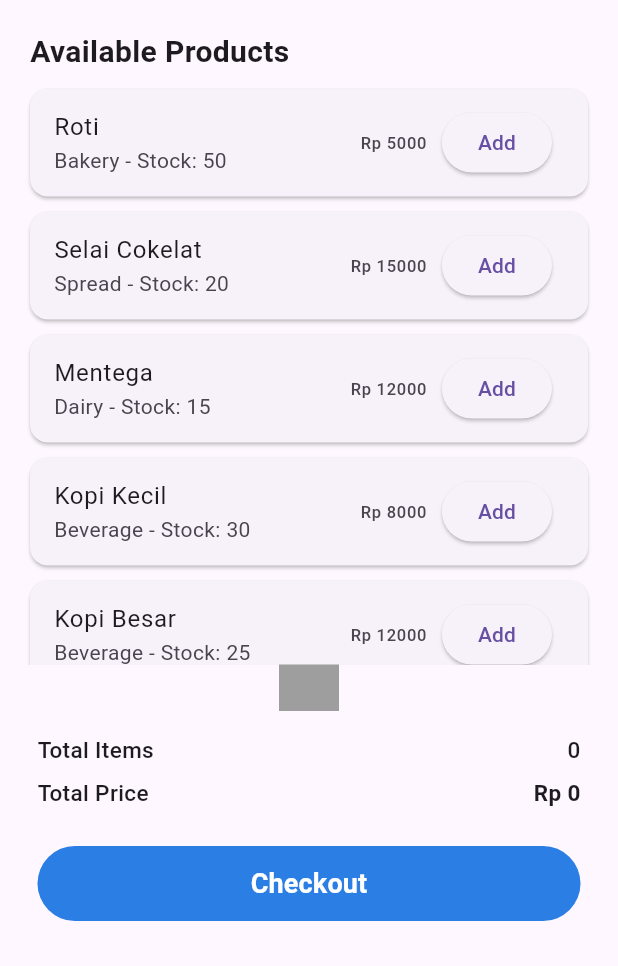
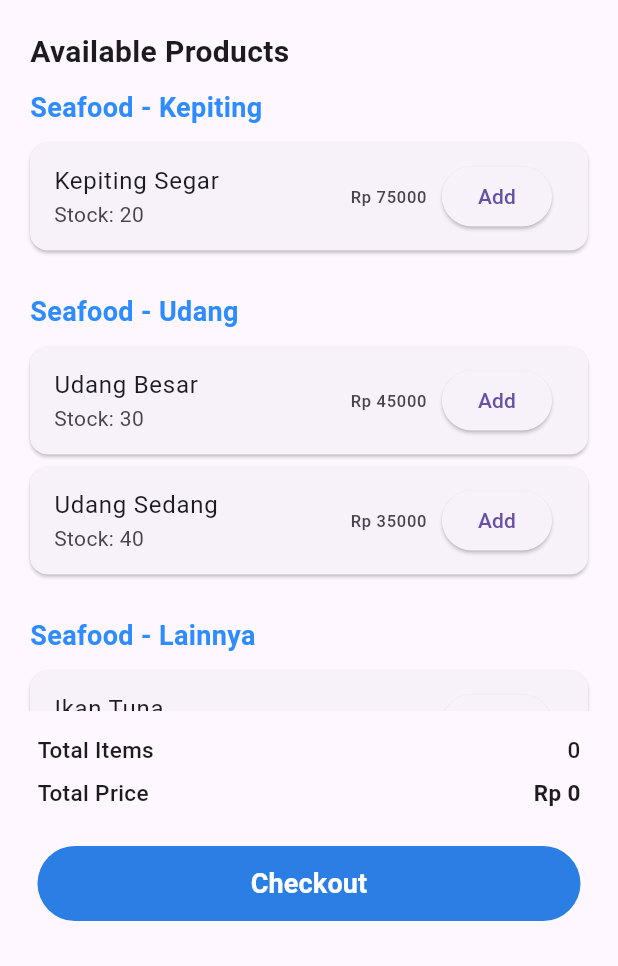
Before and after one commit to nunaprameswari/smartcashier_frontend, a Flutter app: the CartPage screen opened directly, on a phone screen of 412 x 824 dp, the part 270-1236 px from its top. Run offline on Flutter 3.47's test engine with Material 3 defaults, Android fonts, the phone set to English and light mode, and no system bars; network calls fail.

Commit message:
melakukan setting pada cashier

```diff
--- a/lib/menu/cashier.dart
+++ b/lib/menu/cashier.dart
@@ -67,24 +67,7 @@ class _CartPageState extends State<CartPage> {
                   style: TextStyle(fontSize: 20, fontWeight: FontWeight.bold),
                 ),
                 const SizedBox(height: 10),
-                ..._dataService.products.map((product) => Card(
-                  margin: const EdgeInsets.only(bottom: 10),
-                  child: ListTile(
-                    title: Text(product.name),
-                    subtitle: Text('${product.category} - Stock: ${product.stock}'),
-                    trailing: Row(
-                      mainAxisSize: MainAxisSize.min,
-                      children: [
-                        Text('Rp ${product.price.toStringAsFixed(0)}'),
-                        const SizedBox(width: 10),
-                        ElevatedButton(
-                          onPressed: () => _addToCart(product),
-                          child: const Text('Add'),
-                        ),
-                      ],
-                    ),
-                  ),
-                )),
+                ..._buildProductCategories(),
 
                 const Divider(height: 40),
 
@@ -124,15 +107,6 @@ class _CartPageState extends State<CartPage> {
                 )),
               ],
             ),
-          ),
-
-          // ================= SUMMARY BOX =================
-          Container(
-            padding: const EdgeInsets.symmetric(horizontal: 20, vertical: 15),
-            decoration: const BoxDecoration(
-              color: Colors.grey,
-            ),
-            child: const SizedBox(height: 1),
           ),
 
           Padding(
@@ -210,6 +184,57 @@ class _CartPageState extends State<CartPage> {
     );
   }
 
+  List<Widget> _buildProductCategories() {
+    final categories = <String>{};
+    for (var product in _dataService.products) {
+      categories.add(product.category);
+    }
+
+    final widgets = <Widget>[];
+    for (var category in categories) {
+      widgets.add(
+        Padding(
+          padding: const EdgeInsets.only(bottom: 20),
+          child: Column(
+            crossAxisAlignment: CrossAxisAlignment.start,
+            children: [
+              Text(
+                category,
+                style: const TextStyle(
+                  fontSize: 18,
+                  fontWeight: FontWeight.bold,
+                  color: Color(0xFF2D8CFF),
+                ),
+              ),
+              const SizedBox(height: 10),
+              ..._dataService.products
+                  .where((product) => product.category == category)
+                  .map((product) => Card(
+                margin: const EdgeInsets.only(bottom: 8),
+                child: ListTile(
+                  title: Text(product.name),
+                  subtitle: Text('Stock: ${product.stock}'),
+                  trailing: Row(
+                    mainAxisSize: MainAxisSize.min,
+                    children: [
+                      Text('Rp ${product.price.toStringAsFixed(0)}'),
+                      const SizedBox(width: 10),
+                      ElevatedButton(
+                        onPressed: product.stock > 0 ? () => _addToCart(product) : null,
+                        child: const Text('Add'),
+                      ),
+                    ],
+                  ),
+                ),
+              )),
+            ],
+          ),
+        ),
+      );
+    }
+    return widgets;
+  }
+
   void _addToCart(Product product) {
     setState(() {
       final existingItem = _cartItems.firstWhere(
--- a/lib/services/data_service.dart
+++ b/lib/services/data_service.dart
@@ -7,54 +7,87 @@ class DataService {
   DataService._internal();
 
   final List<Product> _products = [
+    // Seafood Products
     Product(
       id: '1',
+      name: 'Kepiting Segar',
+      price: 75000,
+      barcode: '123456789',
+      category: 'Seafood - Kepiting',
+      description: 'Kepiting segar dari laut',
+      stock: 20,
+      lowStockThreshold: 5,
+    ),
+    Product(
+      id: '2',
+      name: 'Udang Besar',
+      price: 45000,
+      barcode: '987654321',
+      category: 'Seafood - Udang',
+      description: 'Udang besar premium',
+      stock: 30,
+      lowStockThreshold: 8,
+    ),
+    Product(
+      id: '3',
+      name: 'Udang Sedang',
+      price: 35000,
+      barcode: '456789123',
+      category: 'Seafood - Udang',
+      description: 'Udang sedang fresh',
+      stock: 40,
+      lowStockThreshold: 10,
+    ),
+    Product(
+      id: '4',
+      name: 'Ikan Tuna',
+      price: 55000,
+      barcode: '789123456',
+      category: 'Seafood - Lainnya',
+      description: 'Ikan tuna segar',
+      stock: 15,
+      lowStockThreshold: 4,
+    ),
+    Product(
+      id: '5',
+      name: 'Cumi-Cumi',
+      price: 40000,
+      barcode: '321654987',
+      category: 'Seafood - Lainnya',
+      description: 'Cumi-cumi fresh',
+      stock: 25,
+      lowStockThreshold: 6,
+    ),
+    Product(
+      id: '6',
+      name: 'Kerang Hijau',
+      price: 25000,
+      barcode: '654987321',
+      category: 'Seafood - Lainnya',
+      description: 'Kerang hijau laut',
+      stock: 35,
+      lowStockThreshold: 8,
+    ),
+
+    // Other Products
+    Product(
+      id: '7',
       name: 'Roti',
       price: 5000,
-      barcode: '123456789',
+      barcode: '147258369',
       category: 'Bakery',
       description: 'Roti tawar segar',
       stock: 50,
       lowStockThreshold: 10,
     ),
     Product(
-      id: '2',
-      name: 'Selai Cokelat',
-      price: 15000,
-      barcode: '987654321',
-      category: 'Spread',
-      description: 'Selai cokelat premium',
-      stock: 20,
-      lowStockThreshold: 5,
-    ),
-    Product(
-      id: '3',
-      name: 'Mentega',
-      price: 12000,
-      barcode: '456789123',
-      category: 'Dairy',
-      description: 'Mentega murni',
-      stock: 15,
-      lowStockThreshold: 3,
-    ),
-    Product(
-      id: '4',
+      id: '8',
       name: 'Kopi Kecil',
       price: 8000,
-      barcode: '789123456',
+      barcode: '963852741',
       category: 'Beverage',
       description: 'Kopi hitam kecil',
       stock: 30,
-      lowStockThreshold: 5,
-    ),
-    Product(
-      id: '5',
-      name: 'Kopi Besar',
-      price: 12000,
-      barcode: '321654987',
-      category: 'Beverage',
-      description: 'Kopi hitam besar',
-      stock: 25,
       lowStockThreshold: 5,
     ),
   ];
```
